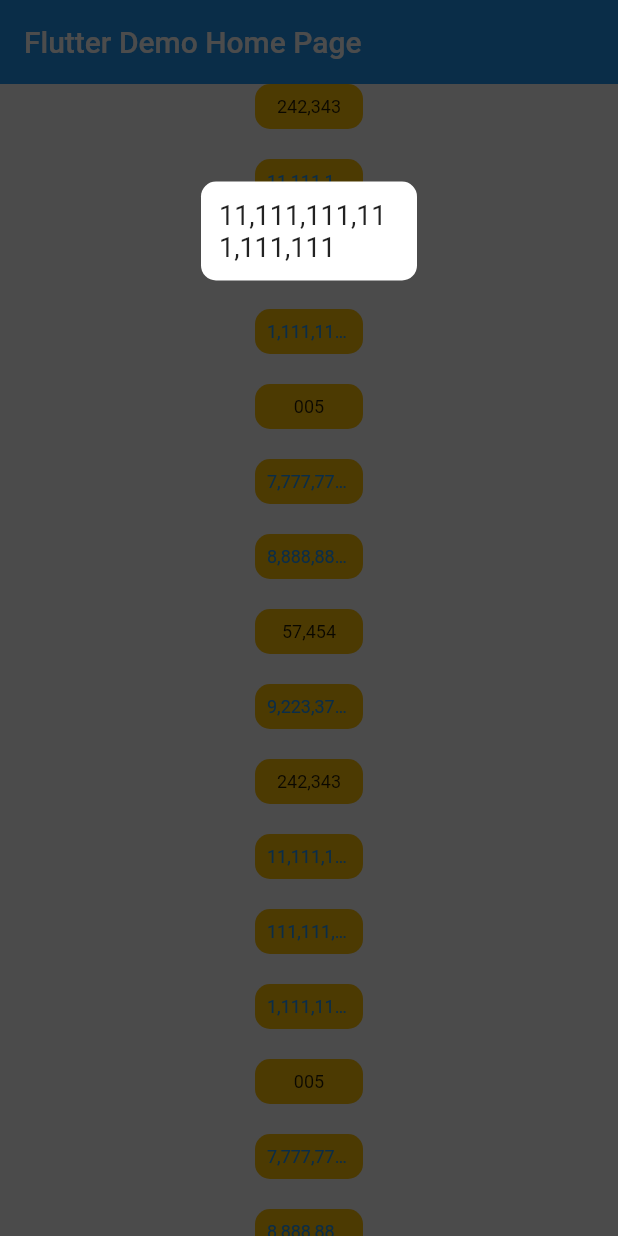
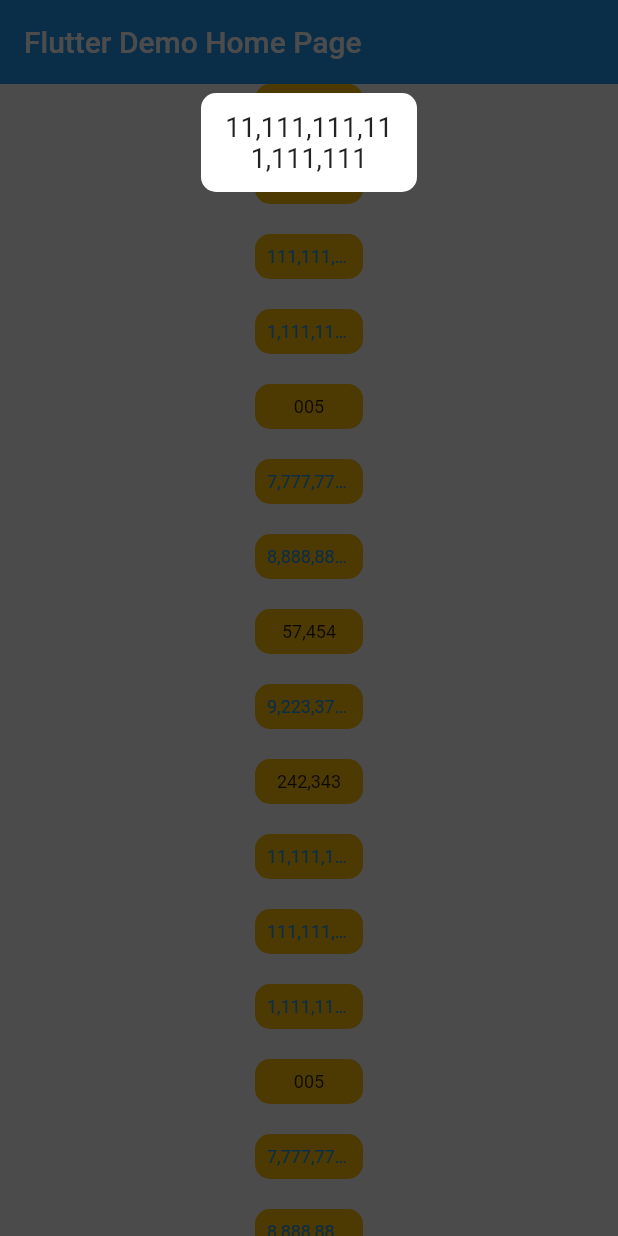
Before and after one commit to GabrielKiesshau/limited_name, a Flutter app: the screen it shows after launch, after a tap on an icon or button, on a phone screen of 412 x 824 dp. Run offline on Flutter 3.47's test engine with Material 2 defaults, Android fonts, the phone set to English and light mode, and no system bars.

```diff
--- a/lib/text_area.dart
+++ b/lib/text_area.dart
@@ -113,21 +113,26 @@ class _TextAreaState extends State<TextArea> {
                                     color: Colors.black.withOpacity(0.7),
                                   ),
                                 ),
-                                Positioned(
-                                  left: overlayPositionAdjusted.dx - buttonSize.width / 2,
-                                  top: overlayPositionAdjusted.dy + buttonSize.height / 2,
+                                CompositedTransformFollower(
+                                  link: _layerLink,
+                                  targetAnchor: Alignment.bottomCenter,
+                                  followerAnchor: Alignment.bottomCenter,
+                                  // offset: const Offset(0, -10),
+                                  child: Align(
+                                    alignment: Alignment.bottomCenter,
                                     child: Container(
                                       width: buttonSize.width * 2,
                                       padding: const EdgeInsets.all(12.0),
-                                    alignment: Alignment.center,
                                       decoration: BoxDecoration(
                                         color: Colors.white,
                                         borderRadius: BorderRadius.circular(10.0),
                                       ),
                                       child: Text(
                                         _formattedText,
+                                        textAlign: TextAlign.center,
                                         style: const TextStyle(
                                           fontSize: 18,
+                                        ),
                                       ),
                                     ),
                                   ),
@@ -145,11 +150,14 @@ class _TextAreaState extends State<TextArea> {
                 },
                 child: Padding(
                   padding: const EdgeInsets.all(8.0),
+                  child: CompositedTransformTarget(
+                    link: _layerLink,
                     child: Text(
                       _formattedText,
                       // style: widget.style,
                       style: widget.style.copyWith(color: Colors.blue),
                       overflow: TextOverflow.ellipsis,
+                    ),
                   ),
                 ),
               );
```
Lines whose indentation alone changed are shown as unchanged.
